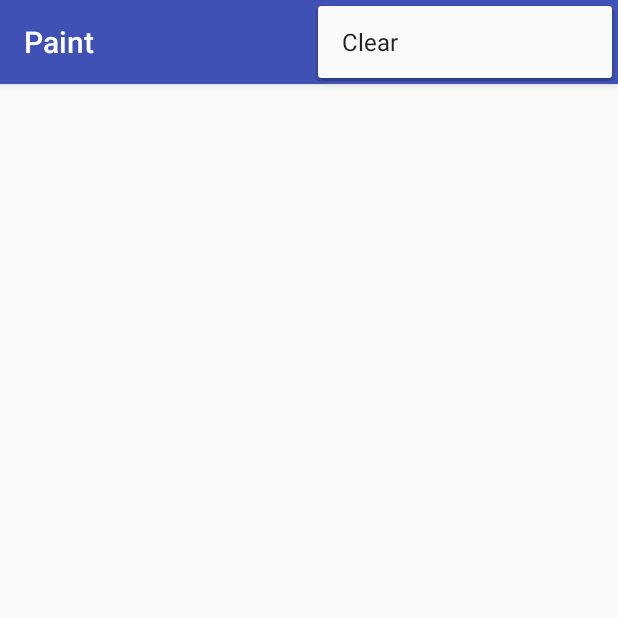
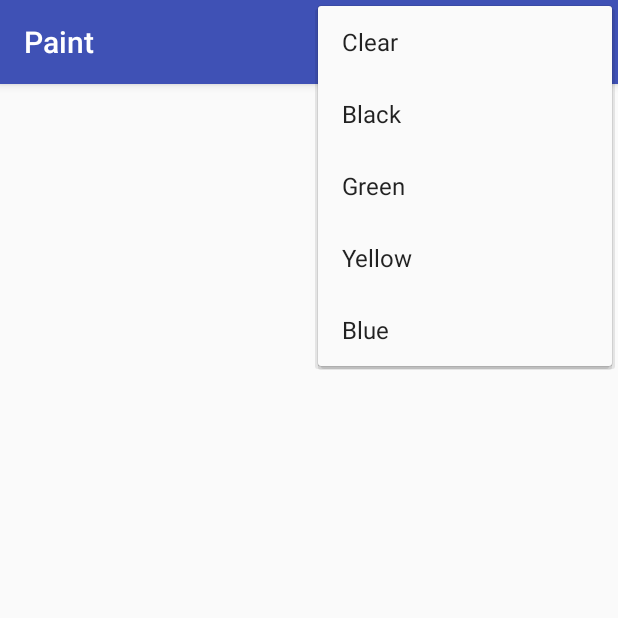
Before and after one commit to Kudaibergen/Paint, an Android app: the screen it shows after launch (MainActivity), with the options menu open, on a phone screen of 412 x 824 dp, the top half of it. Run offline under Robolectric (Android 15) with nearby library versions, the phone set to English and light mode, and no system bars.

Commit message:
Pick paint colors

```diff
--- a/app/src/main/java/com/ka/paint/paint/DrawView.java
+++ b/app/src/main/java/com/ka/paint/paint/DrawView.java
@@ -11,9 +11,11 @@ import android.util.AttributeSet;
 import android.view.MotionEvent;
 import android.view.View;
 
+import java.util.ArrayList;
+
 public class DrawView extends View {
-    private final Paint mPaint = new Paint();
-    private final Path mPath = new Path();
+    private PathProvider mPathProvider = new PathProvider();
+    private int mCurrentColor = Color.BLACK;
 
     private float mCurX = 0f;
     private float mCurY = 0f;
@@ -26,23 +28,24 @@ public class DrawView extends View {
     }
 
     private void init() {
-        mPaint.setColor(Color.BLACK);
-        mPaint.setStyle(Paint.Style.STROKE);
-        mPaint.setStrokeJoin(Paint.Join.ROUND);
-        mPaint.setStrokeCap(Paint.Cap.ROUND);
-        mPaint.setStrokeWidth(8f);
-        mPaint.setAntiAlias(true);
+        setColor(mCurrentColor);
+    }
+
+    public void setColor(int color) {
+        mCurrentColor = color;
     }
 
     public void clearCanvas() {
-        mPath.reset();
+        mPathProvider.clear();
         invalidate();
     }
 
     @Override
     protected void onDraw(Canvas canvas) {
         super.onDraw(canvas);
-        canvas.drawPath(mPath, mPaint);
+        for (PaintPath paintPath : mPathProvider.getAllPaths()){
+            canvas.drawPath(paintPath.getPath(), paintPath.getPaint());
+        }
     }
 
     @SuppressLint("ClickableViewAccessibility")
@@ -68,24 +71,31 @@ public class DrawView extends View {
     }
 
     private void actionDown(float x, float y) {
-        mPath.moveTo(x, y);
+        Path path = mPathProvider.getPath(mCurrentColor).getPath();
+
+        path.moveTo(x, y);
         mCurX = x;
         mCurY = y;
     }
 
     private void actionMove(float x, float y) {
-        mPath.quadTo(mCurX, mCurY, (x + mCurX) / 2, (y + mCurY) / 2);
+        Path path = mPathProvider.getPath(mCurrentColor).getPath();
+
+        path.quadTo(mCurX, mCurY, (x + mCurX) / 2, (y + mCurY) / 2);
+
         mCurX = x;
         mCurY = y;
     }
 
     private void actionUp() {
-        mPath.lineTo(mCurX, mCurY);
+        Path path = mPathProvider.getPath(mCurrentColor).getPath();
+
+        path.lineTo(mCurX, mCurY);
 
         if (mStartX == mCurX && mStartY == mCurY) {
-            mPath.lineTo(mCurX, mCurY + 2);
-            mPath.lineTo(mCurX + 1, mCurY + 2);
-            mPath.lineTo(mCurX + 1, mCurY);
+            path.lineTo(mCurX, mCurY + 2);
+            path.lineTo(mCurX + 1, mCurY + 2);
+            path.lineTo(mCurX + 1, mCurY);
         }
     }
 }
--- a/app/src/main/res/menu/menu.xml
+++ b/app/src/main/res/menu/menu.xml
@@ -4,4 +4,16 @@
     <item android:id="@+id/clear"
         android:title="@string/clear" />
 
+    <item android:id="@+id/black"
+        android:title="@string/black" />
+
+    <item android:id="@+id/green"
+        android:title="@string/green" />
+
+    <item android:id="@+id/yellow"
+        android:title="@string/yellow" />
+
+    <item android:id="@+id/blue"
+        android:title="@string/blue" />
+
 </menu>
--- a/app/src/main/res/values/strings.xml
+++ b/app/src/main/res/values/strings.xml
@@ -1,4 +1,8 @@
 <resources>
     <string name="app_name">Paint</string>
     <string name="clear">Clear</string>
+    <string name="black">Black</string>
+    <string name="green">Green</string>
+    <string name="yellow">Yellow</string>
+    <string name="blue">Blue</string>
 </resources>
```
Also changed, not shown: app/src/main/java/com/ka/paint/paint/MainActivity.java (+27 -3 lines), app/src/main/java/com/ka/paint/paint/PaintPath.java (added, +26 -0 lines), app/src/main/java/com/ka/paint/paint/PathProvider.java (added, +51 -0 lines).
